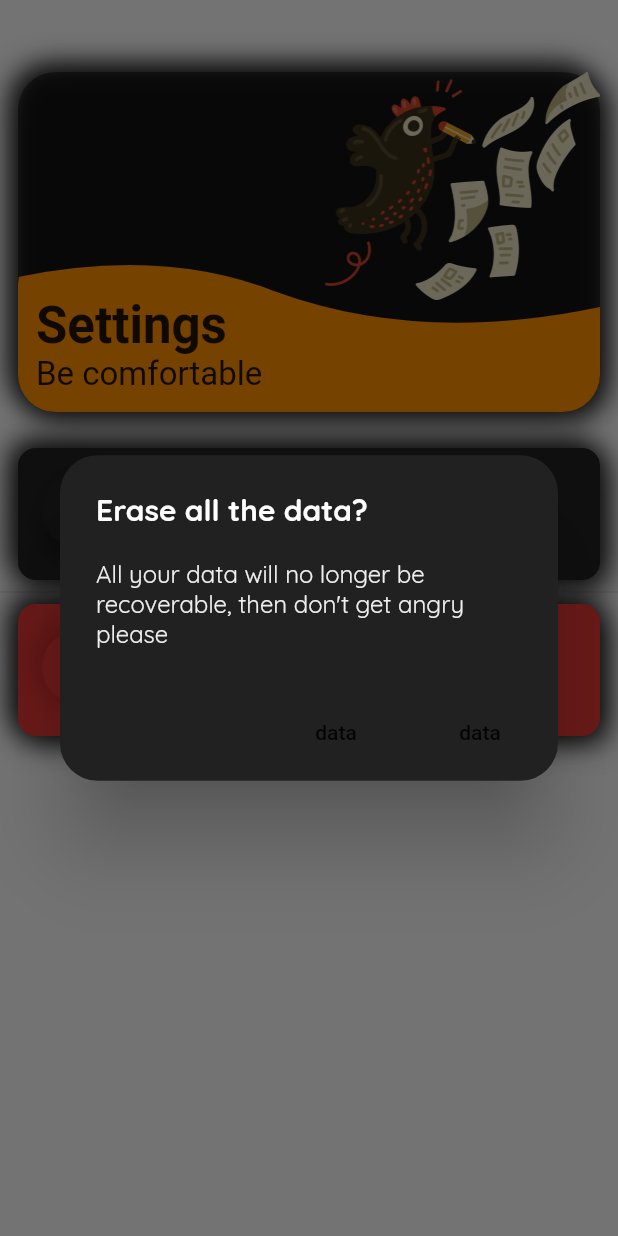
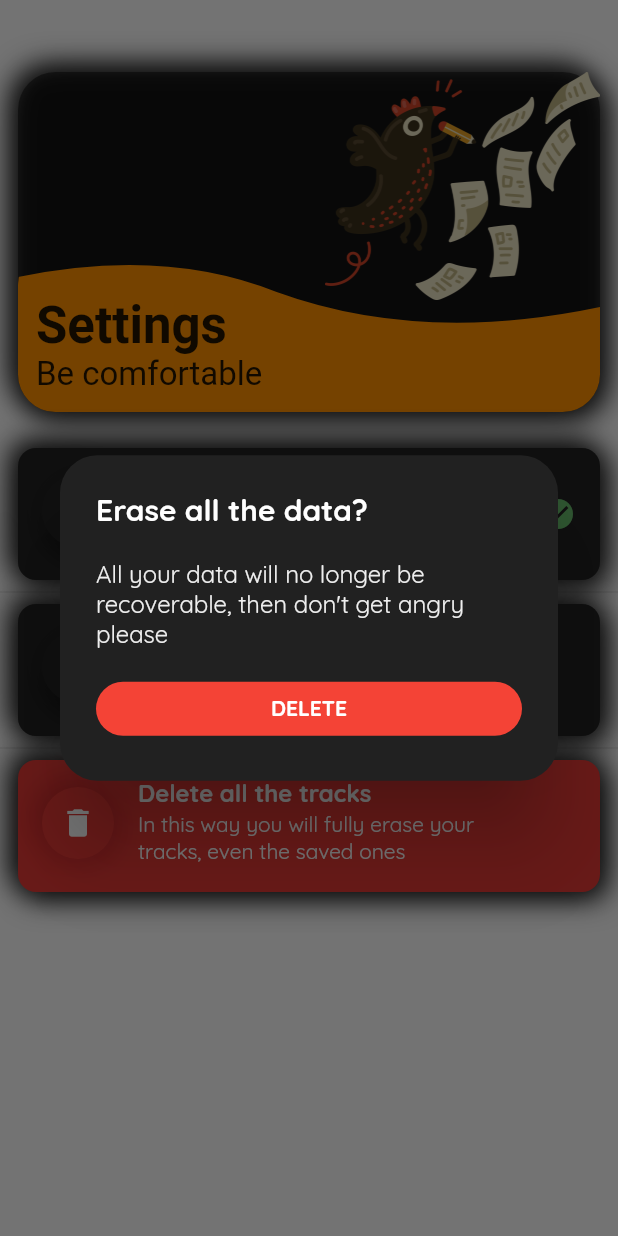
Before and after one commit to Azzeccagarbugli/Discover, a Flutter app: the SettingsView widget shown alone on an empty page, opened directly, after a tap on "Delete all the tracks", on a phone screen of 412 x 824 dp. Run offline on Flutter 3.47's test engine with Material 2 defaults, Android fonts, the phone set to English and light mode, and no system bars; our stand-ins replace avatar_glow, fl_chart, flare_flutter, flip_card, flutter_custom_clippers, flutter_slidable and 7 more; missing offline and left inert: flutter_circular_chart, noise_meter, spring_button; accounts and stored records are empty; generated files the repository leaves out were written again; statements that could not run were skipped.

Commit message:
[UPDATE] Aggiunti permessi per il microfono

```diff
--- a/lib/ui/views/settings_page.dart
+++ b/lib/ui/views/settings_page.dart
@@ -1,10 +1,10 @@
 import 'package:Discover/main.dart';
 import 'package:Discover/models/track.dart';
-import 'package:Discover/ui/widgets/effects/neumorphism.dart';
 import 'package:Discover/ui/widgets/tile_settings.dart';
 import 'package:flutter/material.dart';
 import 'package:Discover/ui/widgets/title_page.dart';
 import 'package:hive/hive.dart';
+import 'package:permission_handler/permission_handler.dart';
 import 'package:theme_provider/theme_provider.dart';
 
 class SettingsView extends StatefulWidget {
@@ -13,6 +13,10 @@ class SettingsView extends StatefulWidget {
 }
 
 class _SettingsViewState extends State<SettingsView> {
+  Future<bool> _checkMicPermission() async {
+    return await Permission.contacts.shouldShowRequestRationale;
+  }
+
   @override
   Widget build(BuildContext context) {
     return Column(
@@ -28,6 +32,47 @@ class _SettingsViewState extends State<SettingsView> {
             ),
             child: Column(
               children: <Widget>[
+                TileSettings(
+                  background: ThemeProvider.themeOf(context)
+                      .data
+                      .scaffoldBackgroundColor,
+                  isAlert: false,
+                  iconLead: Icon(
+                    Icons.mic,
+                    color: ThemeProvider.themeOf(context).data.accentColor,
+                  ),
+                  title: "Microphone permission",
+                  subtitle:
+                      "Grant or deny the usage of the microphone, you should allow it",
+                  onTap: () async {
+                    if (await Permission.microphone.isDenied) {
+                      openAppSettings();
+                    }
+                  },
+                  widgetTrail: FutureBuilder(
+                    future: Permission.microphone.isGranted,
+                    builder:
+                        (BuildContext context, AsyncSnapshot<bool> snapshot) {
+                      if (snapshot.hasError) {
+                        return Icon(
+                          Icons.help_outline,
+                          color: Colors.orange,
+                        );
+                      } else {
+                        return snapshot.data == true
+                            ? Icon(
+                                Icons.check_circle,
+                                color: Colors.green[400],
+                              )
+                            : Icon(
+                                Icons.cancel,
+                                color: Colors.red[400],
+                              );
+                      }
+                    },
+                  ),
+                ),
+                Divider(),
                 TileSettings(
                   background: ThemeProvider.themeOf(context)
                       .data
@@ -97,28 +142,50 @@ class _SettingsViewState extends State<SettingsView> {
                                   fontWeight: FontWeight.bold,
                                 ),
                           ),
-                          content: Text(
+                          content: Column(
+                            mainAxisAlignment: MainAxisAlignment.start,
+                            crossAxisAlignment: CrossAxisAlignment.stretch,
+                            mainAxisSize: MainAxisSize.min,
+                            children: <Widget>[
+                              Text(
                                 "All your data will no longer be recoverable, then don't get angry please",
                                 style: ThemeProvider.themeOf(context)
                                     .data
                                     .primaryTextTheme
                                     .bodyText1,
                               ),
-                          actions: <Widget>[
-                            FlatButton(
-                              onPressed: () {},
-                              child: Text("data"),
+                              SizedBox(
+                                height: 16,
                               ),
                               FlatButton(
-                              onPressed: () {},
-                              child: Text("data"),
+                                onPressed: () {
+                                  Hive.box<Track>(Discover.trackBoxName)
+                                      .clear();
+                                  Navigator.pop(context);
+                                },
+                                child: Text(
+                                  "DELETE",
+                                  style: ThemeProvider.themeOf(context)
+                                      .data
+                                      .primaryTextTheme
+                                      .headline6
+                                      .copyWith(
+                                        color: Colors.white,
+                                        fontWeight: FontWeight.bold,
+                                      ),
+                                ),
+                                color: Colors.red,
+                                shape: RoundedRectangleBorder(
+                                  borderRadius: const BorderRadius.all(
+                                    Radius.circular(25.0),
+                                  ),
+                                ),
                               ),
                             ],
+                          ),
                         );
                       },
                     );
-
-                    // Hive.box<Track>(Discover.trackBoxName).clear();
                   },
                 ),
               ],
--- a/pubspec.yaml
+++ b/pubspec.yaml
@@ -27,6 +27,7 @@ dependencies:
   fl_chart: ^0.9.4
   flutter_swiper: ^1.1.6
   flutter_custom_clippers: ^1.1.1
+  permission_handler: ^5.0.0+hotfix.6
 
 dev_dependencies:
   # flutter_test:
```
Lines whose indentation alone changed are shown as unchanged.
